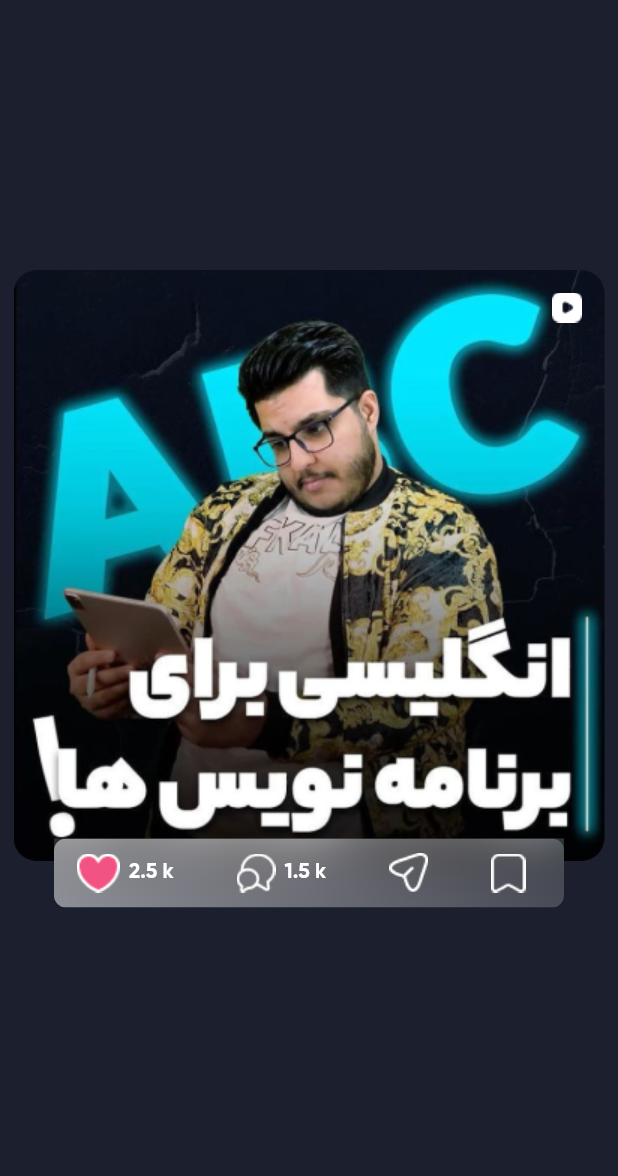
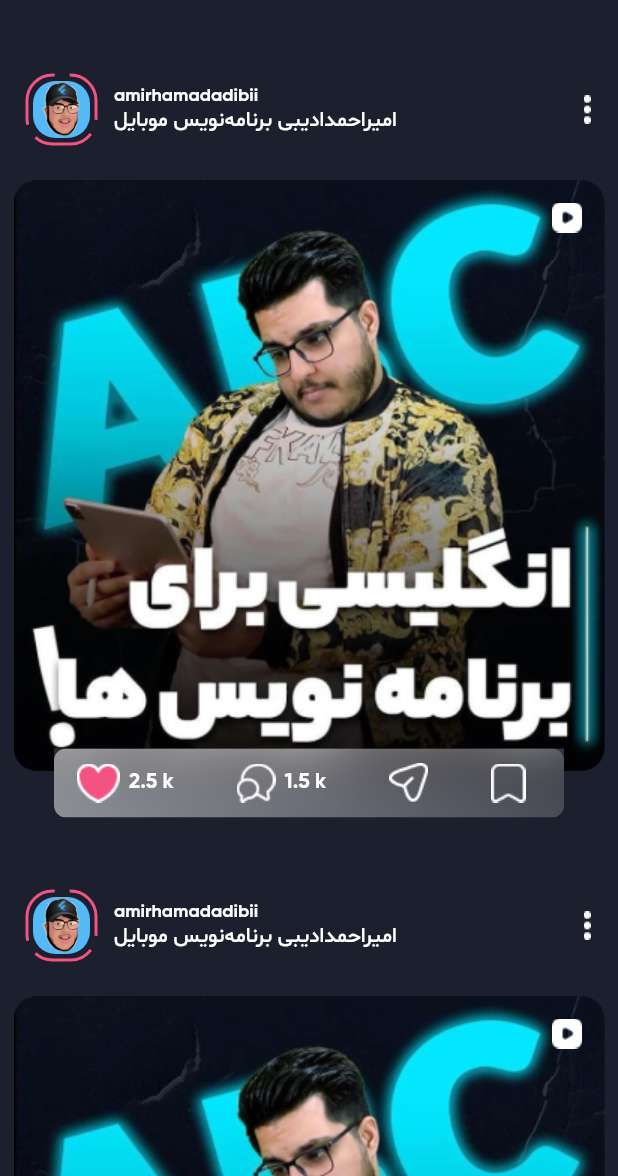
Before and after one commit to amirahmadadibi/instagram_clone, a Flutter app: the screen it shows after launch, on a phone screen of 412 x 824 dp, the part 60-1236 px from its top. Run offline on Flutter 3.47's test engine with Material 2 defaults, Android fonts, the phone set to English and light mode, and no system bars; drawn by our look-alikes of dotted_border.

```diff
--- a/lib/screens/home_screen.dart
+++ b/lib/screens/home_screen.dart
@@ -30,7 +30,28 @@ class HomeScreen extends StatelessWidget {
         ),
         body: SafeArea(
           child: Center(
-          child: Container(
+            child: ListView.builder(
+                itemCount: 9,
+                itemBuilder: (context, index) {
+                  return Column(
+                    children: [
+                      SizedBox(
+                        height: 34,
+                      ),
+                      _getHeaderPost(),
+                      SizedBox(
+                        height: 24,
+                      ),
+                      _getPostContent()
+                    ],
+                  );
+                }),
+          ),
+        ));
+  }
+
+  Widget _getPostContent() {
+    return Container(
       height: 440,
       width: 394,
       child: Stack(
@@ -120,9 +141,6 @@ class HomeScreen extends StatelessWidget {
           )
         ],
       ),
-          ),
-        ),
-      ),
     );
   }
 
```
Lines whose indentation alone changed are shown as unchanged.
